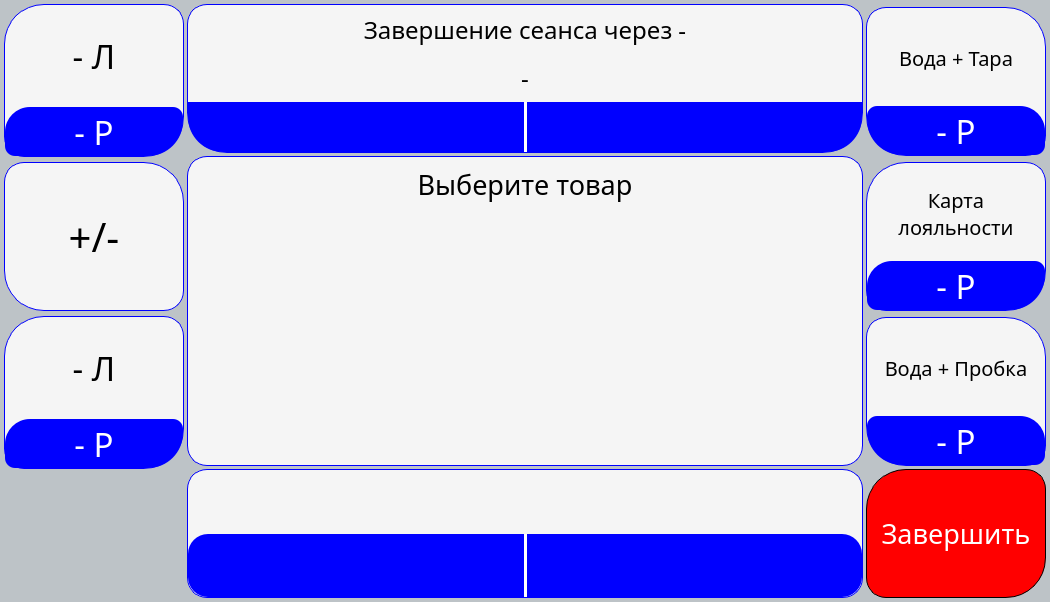
Old version of the form services/gui/resources/ui_interface/buy_window.ui in the repository dmitriymikryukov/vodobox-pro.
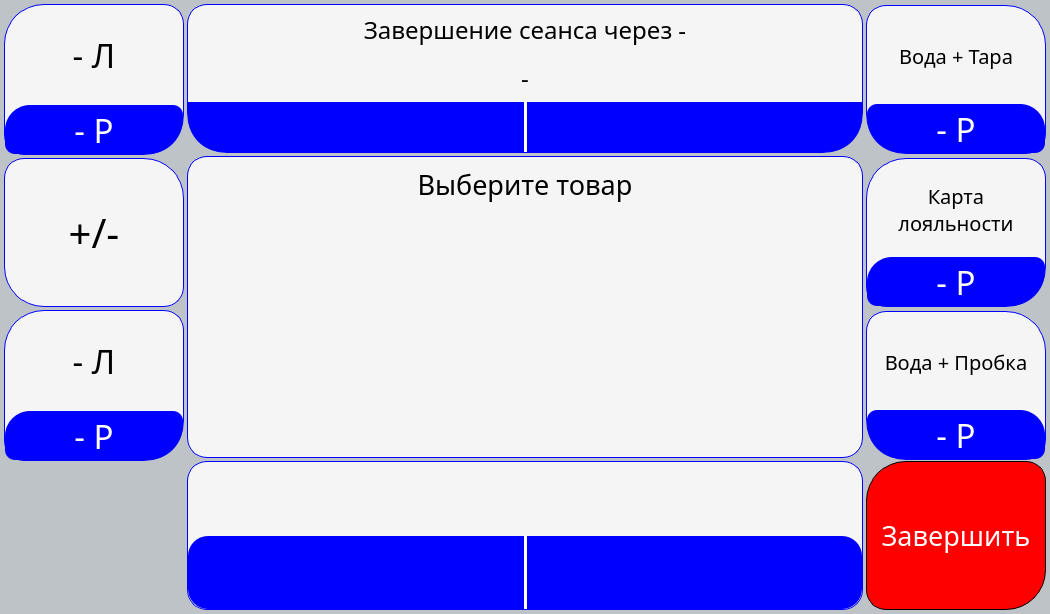
New version of the form. Icons and pictures are not drawn.

Commit message: change bottom frame size in buy window

The edit to the form file:
```diff
--- a/services/gui/resources/ui_interface/buy_window.ui
+++ b/services/gui/resources/ui_interface/buy_window.ui
@@ -69,7 +69,7 @@
         <property name="minimumSize">
          <size>
           <width>0</width>
-          <height>129</height>
+          <height>149</height>
          </size>
         </property>
         <property name="maximumSize">
```
The commit also changes 1 other file.
